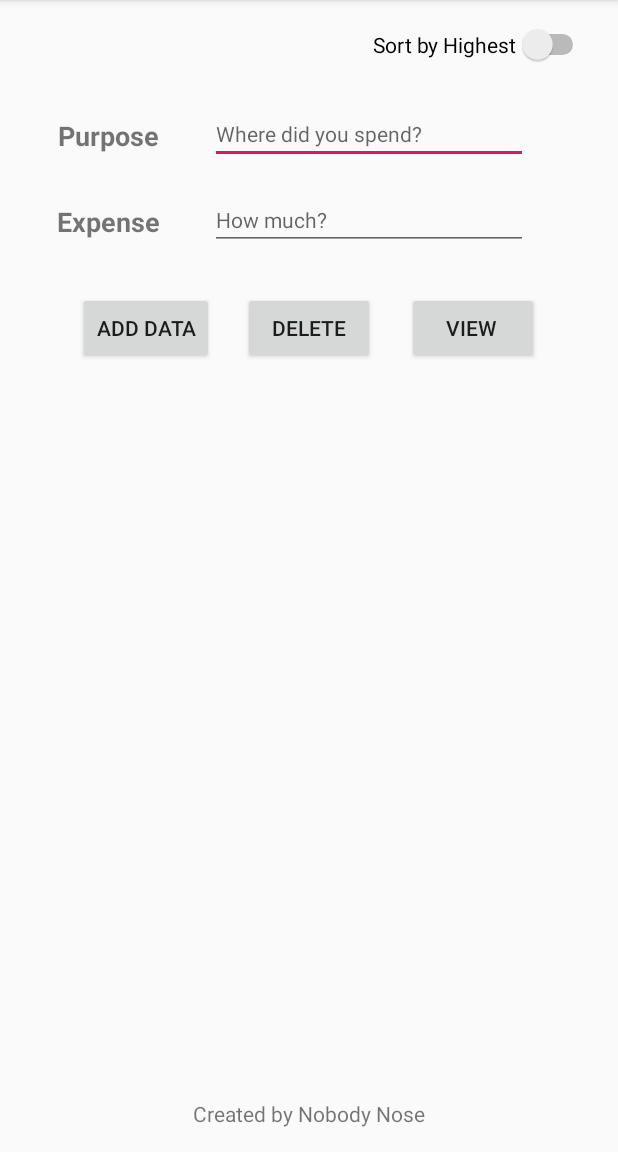
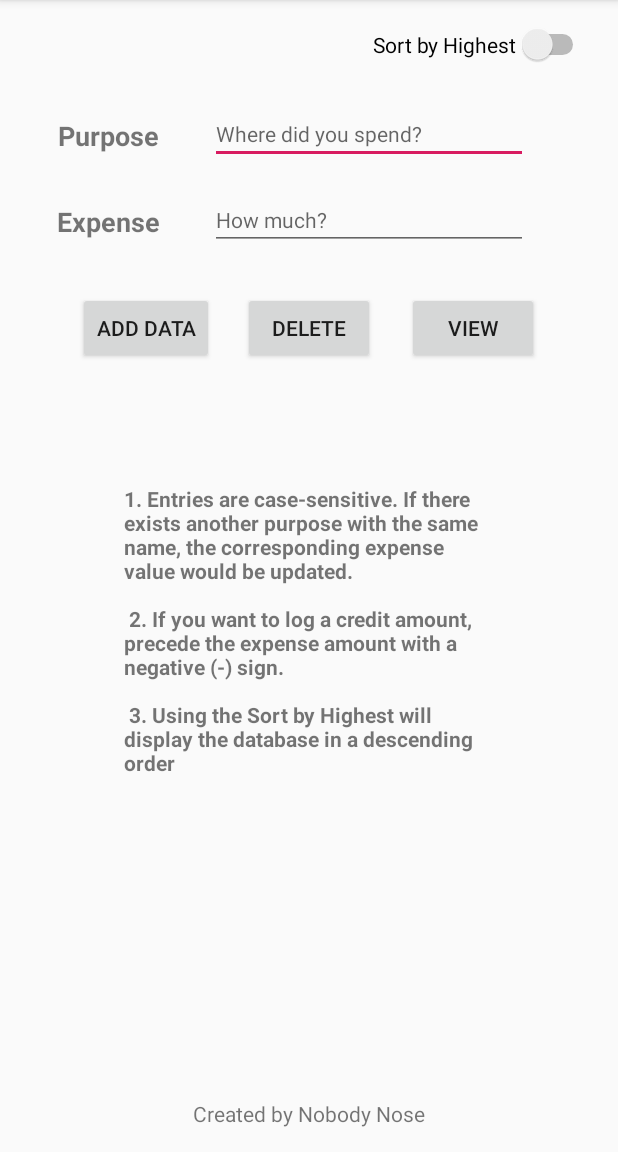
Before and after one commit to nobodyn0se/Android_TrackMyExpenses, an Android app: the screen it shows after launch (MainActivity), on a phone screen of 412 x 824 dp, the part 84-1236 px from its top. Run offline under Robolectric (Android 15) with nearby library versions, the phone set to English and light mode, and no system bars.

Commit message:
Hard coded string resources moved to strings.xml

```diff
--- a/app/src/main/res/layout/activity_main.xml
+++ b/app/src/main/res/layout/activity_main.xml
@@ -16,9 +16,10 @@
         android:layout_marginEnd="60dp"
         android:layout_marginRight="60dp"
         android:ems="10"
-        android:hint="Where did you spend?"
+        android:hint="@string/edit_hint_purpose"
         android:inputType="text"
         android:textSize="14sp"
+        android:importantForAutofill="no"
         app:layout_constraintEnd_toEndOf="parent"
         app:layout_constraintStart_toEndOf="@+id/label_purpose"
         app:layout_constraintTop_toTopOf="parent" />
@@ -33,9 +34,10 @@
         android:layout_marginEnd="60dp"
         android:layout_marginRight="60dp"
         android:ems="10"
-        android:hint="How much?"
+        android:hint="@string/edit_hint_expense"
         android:inputType="numberSigned"
         android:textSize="14sp"
+        android:importantForAutofill="no"
         app:layout_constraintEnd_toEndOf="parent"
         app:layout_constraintHorizontal_bias="1.0"
         app:layout_constraintStart_toEndOf="@+id/label_expense"
@@ -49,7 +51,7 @@
         android:layout_marginLeft="28dp"
         android:layout_marginTop="72dp"
         android:gravity="center"
-        android:text="Purpose"
+        android:text="@string/text_purpose"
         android:textSize="18sp"
         android:textStyle="bold"
         app:layout_constraintStart_toStartOf="parent"
@@ -63,7 +65,7 @@
         android:layout_marginLeft="28dp"
         android:layout_marginTop="20dp"
         android:gravity="center"
-        android:text="Expense"
+        android:text="@string/text_expense"
         android:textSize="18sp"
         android:textStyle="bold"
         app:layout_constraintStart_toStartOf="parent"
@@ -76,7 +78,7 @@
         android:layout_marginStart="32dp"
         android:layout_marginLeft="32dp"
         android:layout_marginTop="28dp"
-        android:text="Add Data"
+        android:text="@string/add_msg"
         app:layout_constraintEnd_toStartOf="@+id/btn_delete"
         app:layout_constraintStart_toStartOf="parent"
         app:layout_constraintTop_toBottomOf="@+id/input_expense" />
@@ -88,7 +90,7 @@
         android:layout_marginTop="28dp"
         android:layout_marginEnd="32dp"
         android:layout_marginRight="32dp"
-        android:text="View "
+        android:text="@string/view_msg"
         app:layout_constraintEnd_toEndOf="parent"
         app:layout_constraintStart_toEndOf="@+id/btn_delete"
         app:layout_constraintTop_toBottomOf="@+id/input_expense" />
@@ -98,7 +100,7 @@
         android:layout_width="wrap_content"
         android:layout_height="wrap_content"
         android:layout_marginBottom="16dp"
-        android:text="Created by Nobody Nose"
+        android:text="@string/bottom_label"
         app:layout_constraintBottom_toBottomOf="parent"
         app:layout_constraintEnd_toEndOf="parent"
         app:layout_constraintStart_toStartOf="parent" />
@@ -108,7 +110,7 @@
         android:layout_width="wrap_content"
         android:layout_height="wrap_content"
         android:layout_marginTop="28dp"
-        android:text="Delete"
+        android:text="@string/delete_msg"
         app:layout_constraintEnd_toEndOf="parent"
         app:layout_constraintStart_toStartOf="parent"
         app:layout_constraintTop_toBottomOf="@+id/input_expense" />
@@ -120,9 +122,19 @@
         android:layout_marginTop="16dp"
         android:layout_marginEnd="19dp"
         android:layout_marginRight="19dp"
-        android:text="Sort by Highest"
+        android:text="@string/sort_by_highest"
         android:checked="false"
         app:layout_constraintEnd_toEndOf="parent"
         app:layout_constraintTop_toTopOf="parent" />
 
+    <TextView
+        android:id="@+id/textExplain"
+        android:layout_width="247dp"
+        android:layout_height="286dp"
+        android:layout_marginTop="80dp"
+        android:text="@string/main_msg"
+        app:layout_constraintEnd_toEndOf="parent"
+        app:layout_constraintStart_toStartOf="parent"
+        app:layout_constraintTop_toBottomOf="@+id/btn_delete" />
+
 </androidx.constraintlayout.widget.ConstraintLayout>
--- a/app/src/main/res/values/strings.xml
+++ b/app/src/main/res/values/strings.xml
@@ -1,3 +1,15 @@
 <resources>
     <string name="app_name">Track My Expenses</string>
+    <string name="sort_by_highest">Sort by Highest</string>
+    <string name="delete_msg">Delete</string>
+    <string name="bottom_label">Created by Nobody Nose</string>
+    <string name="view_msg">View</string>
+    <string name="add_msg">Add Data</string>
+    <string name="text_expense">Expense</string>
+    <string name="text_purpose">Purpose</string>
+    <string name="edit_hint_expense">How much?</string>
+    <string name="edit_hint_purpose">Where did you spend?</string>
+    <string name="main_msg"><b>1. Entries are case-sensitive. If there exists another purpose with the same name, the corresponding expense value would be updated.\n\n
+    2. If you want to log a credit amount, precede the expense amount with a negative (-) sign.\n\n
+        3. Using the Sort by Highest will display the database in a descending order</b></string>
 </resources>
```
